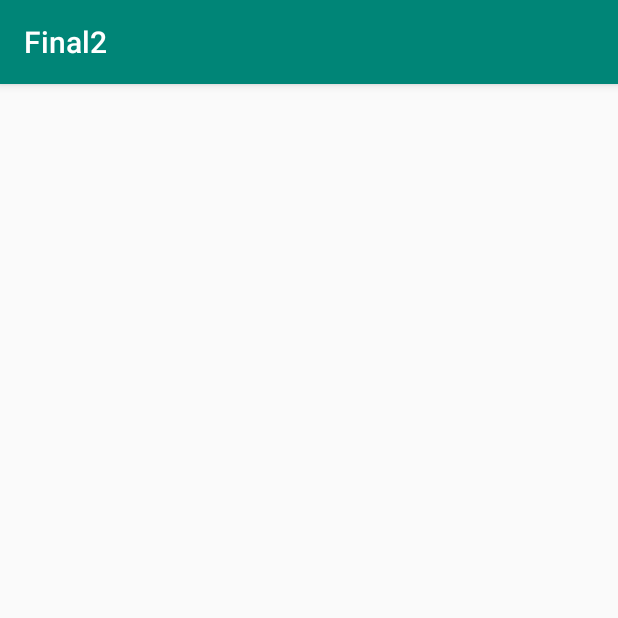
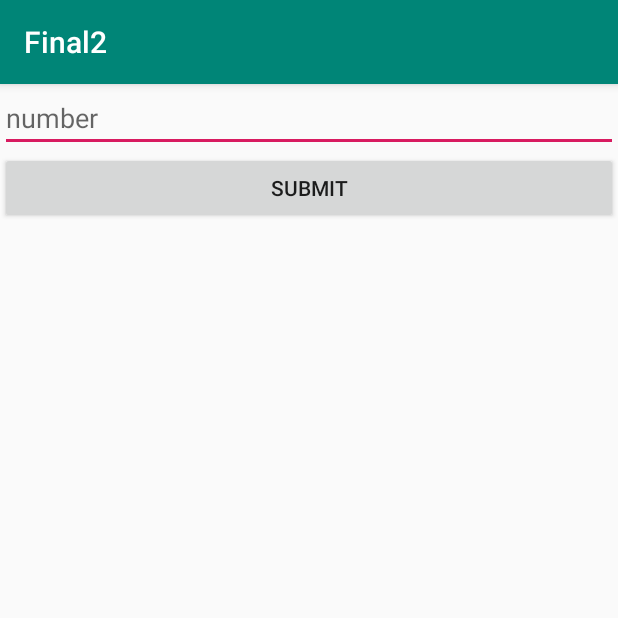
Before and after one commit to charlesruzhang/Final2, an Android app: the Game5Activity screen opened directly, with no data from a screen before it, on a phone screen of 412 x 824 dp, the top half of it. Run offline under Robolectric (Android 15) with nearby library versions, the phone set to English and light mode, and no system bars.

Commit message:
activity 6 - ver 1 activity 5 - 60% image button * 9 - set button listener - set GameLevel class * 9 - set

```diff
--- a/app/build.gradle
+++ b/app/build.gradle
@@ -30,4 +30,5 @@ dependencies {
     testImplementation 'junit:junit:4.12'
     androidTestImplementation 'androidx.test:runner:1.1.1'
     androidTestImplementation 'androidx.test.espresso:espresso-core:3.1.1'
+    implementation 'com.google.android.material:material:1.0.0'
 }
--- a/app/src/main/java/com/example/final2/Game5Activity.java
+++ b/app/src/main/java/com/example/final2/Game5Activity.java
@@ -3,12 +3,50 @@ package com.example.final2;
 import androidx.appcompat.app.AppCompatActivity;
 
 import android.os.Bundle;
+import android.view.View;
+import android.widget.Button;
+import android.widget.TextView;
+
+/** guessing words game.
+ * guessing a word between 0 to 99
+ * return the input is bigger or smaller than the generated random word
+ * 7 chance to guess
+ */
 
 public class Game5Activity extends AppCompatActivity {
-
+    private int answer;
+    private int chance = 7;
+    private int inputNumber;
     @Override
     protected void onCreate(Bundle savedInstanceState) {
         super.onCreate(savedInstanceState);
         setContentView(R.layout.activity_game5);
+        answer = (int) (Math.random() * 100);
+        TextView input = findViewById(R.id.input);
+        TextView compare = findViewById(R.id.comparasion);
+        Button submit = findViewById(R.id.submit);
+        submit.setOnClickListener(v -> {
+            try {
+                inputNumber = Integer.valueOf(input.getText().toString());
+                chance--;
+                if (chance == 0) {
+                    compare.setText("You've used up 7 chances...let's make another guess!");
+                    answer = (int) (Math.random() * 100);
+                    chance = 7;
+                } else {
+                    if (inputNumber > answer) {
+                        compare.setText("I'm thinking about a smaller number...");
+                    }
+                    if (inputNumber < answer) {
+                        compare.setText("I'm thinking about a bigger number...");
+                    }
+                    if (inputNumber == answer) {
+                        compare.setText("This is what I'm thinking about!");
+                    }
+                }
+            } catch (Exception e) {
+                compare.setText("invalid input");
+            }
+        });
     }
 }
--- a/app/src/main/res/layout/activity_game5.xml
+++ b/app/src/main/res/layout/activity_game5.xml
@@ -6,4 +6,29 @@
     android:layout_height="match_parent"
     tools:context=".Game5Activity">
 
+    <LinearLayout
+        android:layout_width="match_parent"
+        android:layout_height="match_parent"
+        android:orientation="vertical">
+
+        <EditText
+            android:id="@+id/input"
+            android:layout_width="match_parent"
+            android:layout_height="wrap_content"
+            android:ems="10"
+            android:hint="number"
+            android:inputType="number" />
+
+        <Button
+            android:id="@+id/submit"
+            android:layout_width="match_parent"
+            android:layout_height="wrap_content"
+            android:text="submit" />
+
+        <TextView
+            android:id="@+id/comparasion"
+            android:layout_width="match_parent"
+            android:layout_height="wrap_content"
+            android:visibility="visible" />
+    </LinearLayout>
 </androidx.constraintlayout.widget.ConstraintLayout>
```
Also changed, not shown: app/src/main/java/com/example/final2/Game6Activity.java (+58 -0 lines), app/src/main/res/layout/activity_game6.xml (+18 -0 lines).
